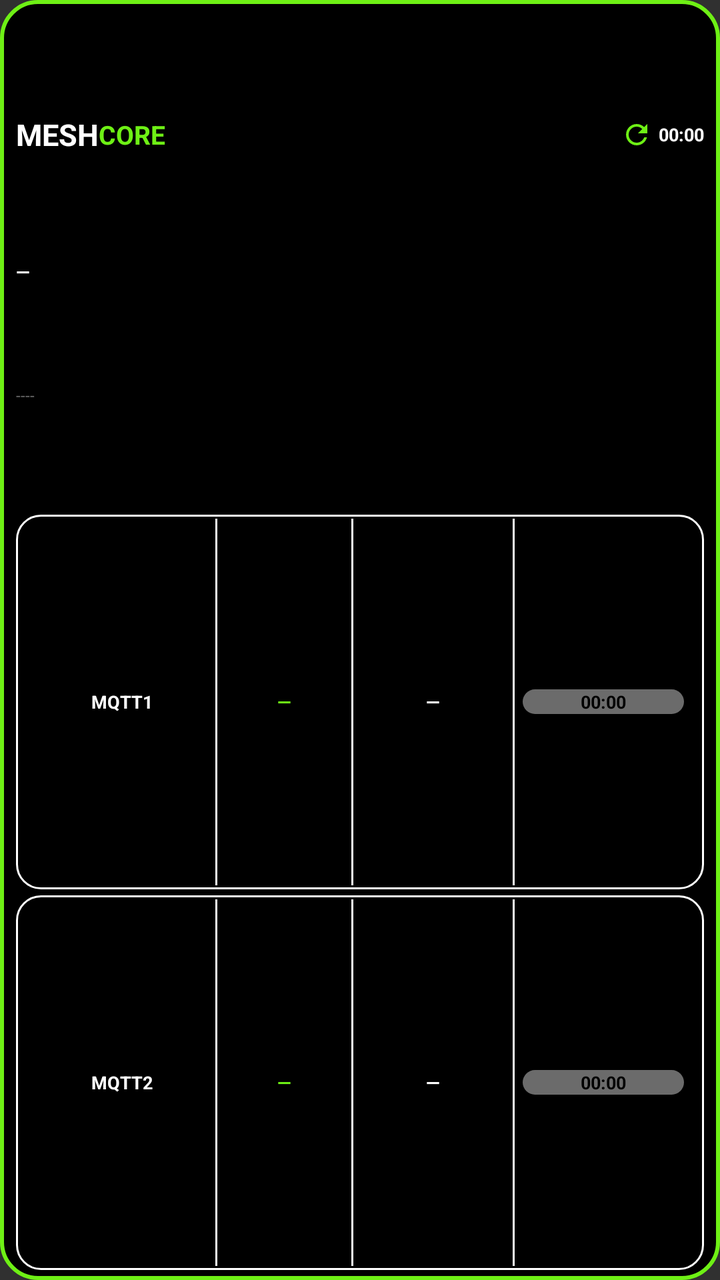
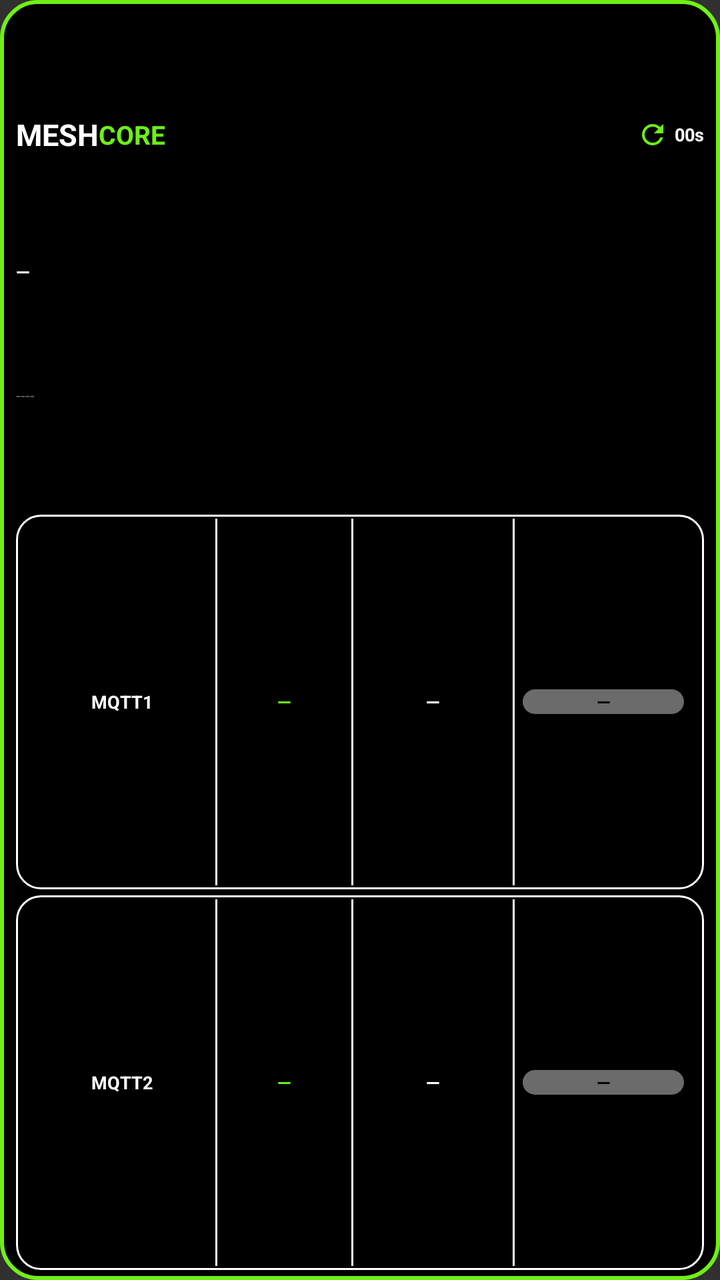

Two renders of the same Android screen: before a commit and after it. Below are the layout's source before the change and the commit's diff.
<!-- AndroidManifest.xml: application theme android:Theme.Material.NoActionBar -->
<!-- res/layout/widget_observer_compact.xml -->
<?xml version="1.0" encoding="utf-8"?>
<LinearLayout xmlns:android="http://schemas.android.com/apk/res/android"
    android:id="@+id/widget_root"
    android:layout_width="match_parent"
    android:layout_height="match_parent"
    android:orientation="vertical"
    android:paddingStart="8dp" android:paddingEnd="8dp" android:paddingTop="5dp" android:paddingBottom="5dp"
    android:background="@drawable/widget_bg">

    <LinearLayout android:layout_width="match_parent" android:layout_height="0dp" android:layout_weight="2"
        android:orientation="horizontal" android:gravity="center_vertical">
        <TextView android:layout_width="wrap_content" android:layout_height="wrap_content" android:text="MESH" android:textColor="#FFFFFF" android:textStyle="bold" android:textSize="15sp" android:maxLines="1"/>
        <TextView android:layout_width="wrap_content" android:layout_height="wrap_content" android:text="CORE" android:textColor="#6EF015" android:textStyle="bold" android:textSize="13sp" android:maxLines="1"/>
        <FrameLayout android:layout_width="0dp" android:layout_height="1dp" android:layout_weight="1"/>
        <ImageView android:id="@+id/refresh_icon" android:layout_width="16dp" android:layout_height="16dp" android:layout_marginStart="6dp"
            android:src="@drawable/ic_refresh" android:contentDescription="@null"/>
        <ProgressBar android:id="@+id/refresh_spinner" style="?android:attr/progressBarStyleSmall"
            android:layout_width="16dp" android:layout_height="16dp" android:indeterminate="true"
            android:indeterminateTint="#FFFF9500" android:visibility="gone"/>
        <Chronometer android:id="@+id/interval_text" android:layout_width="wrap_content" android:layout_height="wrap_content"
            android:layout_marginStart="3dp" android:text="00:15" android:textColor="#FFFFFF" android:textStyle="bold" android:textSize="9sp" android:maxLines="1"/>
    </LinearLayout>

    <LinearLayout android:layout_width="match_parent" android:layout_height="0dp" android:layout_weight="2"
        android:orientation="vertical" android:gravity="center_vertical">
        <TextView android:id="@+id/obs_name" android:layout_width="match_parent" android:layout_height="0dp" android:layout_weight="1"
            android:text="—" android:textColor="#FFFFFF" android:textStyle="bold" android:textSize="9sp" android:maxLines="1" android:ellipsize="end"/>
        <TextView android:id="@+id/obs_hash" android:layout_width="match_parent" android:layout_height="0dp" android:layout_weight="1"
            android:text="----" android:textColor="#6B6B6B" android:textSize="8sp" android:maxLines="1" android:ellipsize="end"/>
    </LinearLayout>

    <LinearLayout android:layout_width="match_parent" android:layout_height="0dp" android:layout_weight="3"
        android:layout_marginTop="3dp" android:orientation="horizontal" android:gravity="center_vertical"
        android:background="@drawable/card_outline" android:paddingStart="6dp" android:paddingEnd="6dp" android:paddingTop="2dp" android:paddingBottom="2dp">
        <LinearLayout android:layout_width="0dp" android:layout_height="wrap_content" android:layout_weight="3.5" android:orientation="vertical">
            <TextView android:layout_width="match_parent" android:layout_height="wrap_content" android:id="@+id/m1_title" android:text="MQTT1" android:textColor="#FFFFFF" android:textStyle="bold" android:gravity="center" android:textSize="9sp" android:maxLines="1"/>
        </LinearLayout>
        <FrameLayout android:layout_width="1dp" android:layout_height="match_parent" android:background="#FFFFFF"/>
        <TextView android:id="@+id/m1_hour" android:layout_width="0dp" android:layout_height="wrap_content" android:layout_weight="2.5" android:gravity="center" android:text="—" android:textColor="#6EF015" android:textStyle="bold" android:textSize="9sp" android:maxLines="1" android:autoSizeTextType="uniform" android:autoSizeMinTextSize="5sp" android:autoSizeMaxTextSize="9sp" android:autoSizeStepGranularity="1sp"/>
        <LinearLayout android:id="@+id/m1_total_col" android:layout_width="0dp" android:layout_height="match_parent" android:layout_weight="3" android:orientation="horizontal" android:gravity="center_vertical">
            <FrameLayout android:layout_width="1dp" android:layout_height="match_parent" android:background="#FFFFFF"/>
            <TextView android:id="@+id/m1_total" android:layout_width="0dp" android:layout_height="wrap_content" android:layout_weight="1" android:gravity="center" android:text="—" android:textColor="#FFFFFF" android:textStyle="bold" android:textSize="9sp" android:maxLines="1" android:autoSizeTextType="uniform" android:autoSizeMinTextSize="5sp" android:autoSizeMaxTextSize="9sp" android:autoSizeStepGranularity="1sp"/>
        </LinearLayout>
        <FrameLayout android:layout_width="1dp" android:layout_height="match_parent" android:background="#FFFFFF"/>
        <Chronometer android:id="@+id/m1_last" android:layout_width="0dp" android:layout_height="wrap_content" android:layout_weight="3" android:layout_marginStart="4dp" android:layout_marginEnd="4dp" android:gravity="center" android:background="@drawable/pill_gray" android:text="—" android:textColor="#000000" android:textStyle="bold" android:textSize="9sp" android:maxLines="1" android:autoSizeTextType="uniform" android:autoSizeMinTextSize="7sp" android:autoSizeMaxTextSize="9sp" android:autoSizeStepGranularity="1sp"/>
    </LinearLayout>

    <LinearLayout android:layout_width="match_parent" android:layout_height="0dp" android:layout_weight="3"
        android:layout_marginTop="3dp" android:orientation="horizontal" android:gravity="center_vertical"
        android:background="@drawable/card_outline" android:paddingStart="6dp" android:paddingEnd="6dp" android:paddingTop="2dp" android:paddingBottom="2dp">
        <LinearLayout android:layout_width="0dp" android:layout_height="wrap_content" android:layout_weight="3.5" android:orientation="vertical">
            <TextView android:layout_width="match_parent" android:layout_height="wrap_content" android:id="@+id/m2_title" android:text="MQTT2" android:textColor="#FFFFFF" android:textStyle="bold" android:gravity="center" android:textSize="9sp" android:maxLines="1" android:autoSizeTextType="uniform" android:autoSizeMinTextSize="7sp" android:autoSizeMaxTextSize="9sp" android:autoSizeStepGranularity="1sp"/>
        </LinearLayout>
        <FrameLayout android:layout_width="1dp" android:layout_height="match_parent" android:background="#FFFFFF"/>
        <TextView android:id="@+id/m2_hour" android:layout_width="0dp" android:layout_height="wrap_content" android:layout_weight="2.5" android:gravity="center" android:text="—" android:textColor="#6EF015" android:textStyle="bold" android:textSize="9sp" android:maxLines="1" android:autoSizeTextType="uniform" android:autoSizeMinTextSize="5sp" android:autoSizeMaxTextSize="9sp" android:autoSizeStepGranularity="1sp"/>
        <LinearLayout android:id="@+id/m2_total_col" android:layout_width="0dp" android:layout_height="match_parent" android:layout_weight="3" android:orientation="horizontal" android:gravity="center_vertical">
            <FrameLayout android:layout_width="1dp" android:layout_height="match_parent" android:background="#FFFFFF"/>
            <TextView android:id="@+id/m2_total" android:layout_width="0dp" android:layout_height="wrap_content" android:layout_weight="1" android:gravity="center" android:text="—" android:textColor="#FFFFFF" android:textStyle="bold" android:textSize="9sp" android:maxLines="1" android:autoSizeTextType="uniform" android:autoSizeMinTextSize="5sp" android:autoSizeMaxTextSize="9sp" android:autoSizeStepGranularity="1sp"/>
        </LinearLayout>
        <FrameLayout android:layout_width="1dp" android:layout_height="match_parent" android:background="#FFFFFF"/>
        <Chronometer android:id="@+id/m2_last" android:layout_width="0dp" android:layout_height="wrap_content" android:layout_weight="3" android:layout_marginStart="4dp" android:layout_marginEnd="4dp" android:gravity="center" android:background="@drawable/pill_gray" android:text="—" android:textColor="#000000" android:textStyle="bold" android:textSize="9sp" android:maxLines="1" android:autoSizeTextType="uniform" android:autoSizeMinTextSize="7sp" android:autoSizeMaxTextSize="9sp" android:autoSizeStepGranularity="1sp"/>
    </LinearLayout>
</LinearLayout>
<!-- resources referenced by this layout -->
<resources>
  <!-- drawable card_outline (drawable) -->
  <?xml version="1.0" encoding="utf-8"?>
  <shape xmlns:android="http://schemas.android.com/apk/res/android" android:shape="rectangle">
      <solid android:color="#000000"/>
      <stroke android:width="1dp" android:color="#FFFFFF"/>
      <corners android:radius="12dp"/>
  </shape>
  <!-- drawable ic_refresh (drawable) -->
  <?xml version="1.0" encoding="utf-8"?>
  <vector xmlns:android="http://schemas.android.com/apk/res/android" android:width="24dp" android:height="24dp" android:viewportWidth="24" android:viewportHeight="24">
      <path android:fillColor="#6EF015" android:pathData="M17.65,6.35C16.2,4.9 14.21,4 12,4c-4.42,0 -7.99,3.58 -7.99,8s3.57,8 7.99,8c3.73,0 6.84,-2.55 7.73,-6h-2.08c-0.82,2.33 -3.04,4 -5.65,4 -3.31,0 -6,-2.69 -6,-6s2.69,-6 6,-6c1.66,0 3.14,0.69 4.22,1.78L13,11h7V4l-2.35,2.35z"/>
  </vector>
  <!-- drawable pill_gray (drawable) -->
  <?xml version="1.0" encoding="utf-8"?>
  <shape xmlns:android="http://schemas.android.com/apk/res/android" android:shape="rectangle">
      <solid android:color="#6B6B6B"/>
      <corners android:radius="11dp"/>
  </shape>
  <!-- drawable widget_bg (drawable) -->
  <?xml version="1.0" encoding="utf-8"?>
  <shape xmlns:android="http://schemas.android.com/apk/res/android" android:shape="rectangle">
      <solid android:color="#000000"/>
      <stroke android:width="2dp" android:color="#6EF015"/>
      <corners android:radius="18dp"/>
  </shape>
</resources>

<!-- the commit's change to res/layout/widget_observer_compact.xml (unified diff, before → after) -->
@@ -17,8 +17,8 @@
         <ProgressBar android:id="@+id/refresh_spinner" style="?android:attr/progressBarStyleSmall"
             android:layout_width="16dp" android:layout_height="16dp" android:indeterminate="true"
             android:indeterminateTint="#FFFF9500" android:visibility="gone"/>
-        <Chronometer android:id="@+id/interval_text" android:layout_width="wrap_content" android:layout_height="wrap_content"
-            android:layout_marginStart="3dp" android:text="00:15" android:textColor="#FFFFFF" android:textStyle="bold" android:textSize="9sp" android:maxLines="1"/>
+        <TextView android:id="@+id/interval_text" android:layout_width="wrap_content" android:layout_height="wrap_content"
+            android:layout_marginStart="3dp" android:text="00s" android:textColor="#FFFFFF" android:textStyle="bold" android:textSize="9sp" android:maxLines="1"/>
     </LinearLayout>
 
     <LinearLayout android:layout_width="match_parent" android:layout_height="0dp" android:layout_weight="2"
@@ -42,7 +42,7 @@
             <TextView android:id="@+id/m1_total" android:layout_width="0dp" android:layout_height="wrap_content" android:layout_weight="1" android:gravity="center" android:text="—" android:textColor="#FFFFFF" android:textStyle="bold" android:textSize="9sp" android:maxLines="1" android:autoSizeTextType="uniform" android:autoSizeMinTextSize="5sp" android:autoSizeMaxTextSize="9sp" android:autoSizeStepGranularity="1sp"/>
         </LinearLayout>
         <FrameLayout android:layout_width="1dp" android:layout_height="match_parent" android:background="#FFFFFF"/>
-        <Chronometer android:id="@+id/m1_last" android:layout_width="0dp" android:layout_height="wrap_content" android:layout_weight="3" android:layout_marginStart="4dp" android:layout_marginEnd="4dp" android:gravity="center" android:background="@drawable/pill_gray" android:text="—" android:textColor="#000000" android:textStyle="bold" android:textSize="9sp" android:maxLines="1" android:autoSizeTextType="uniform" android:autoSizeMinTextSize="7sp" android:autoSizeMaxTextSize="9sp" android:autoSizeStepGranularity="1sp"/>
+        <TextView android:id="@+id/m1_last" android:layout_width="0dp" android:layout_height="wrap_content" android:layout_weight="3" android:layout_marginStart="4dp" android:layout_marginEnd="4dp" android:gravity="center" android:background="@drawable/pill_gray" android:text="—" android:textColor="#000000" android:textStyle="bold" android:textSize="9sp" android:maxLines="1" android:autoSizeTextType="uniform" android:autoSizeMinTextSize="7sp" android:autoSizeMaxTextSize="9sp" android:autoSizeStepGranularity="1sp"/>
     </LinearLayout>
 
     <LinearLayout android:layout_width="match_parent" android:layout_height="0dp" android:layout_weight="3"
@@ -58,6 +58,6 @@
             <TextView android:id="@+id/m2_total" android:layout_width="0dp" android:layout_height="wrap_content" android:layout_weight="1" android:gravity="center" android:text="—" android:textColor="#FFFFFF" android:textStyle="bold" android:textSize="9sp" android:maxLines="1" android:autoSizeTextType="uniform" android:autoSizeMinTextSize="5sp" android:autoSizeMaxTextSize="9sp" android:autoSizeStepGranularity="1sp"/>
         </LinearLayout>
         <FrameLayout android:layout_width="1dp" android:layout_height="match_parent" android:background="#FFFFFF"/>
-        <Chronometer android:id="@+id/m2_last" android:layout_width="0dp" android:layout_height="wrap_content" android:layout_weight="3" android:layout_marginStart="4dp" android:layout_marginEnd="4dp" android:gravity="center" android:background="@drawable/pill_gray" android:text="—" android:textColor="#000000" android:textStyle="bold" android:textSize="9sp" android:maxLines="1" android:autoSizeTextType="uniform" android:autoSizeMinTextSize="7sp" android:autoSizeMaxTextSize="9sp" android:autoSizeStepGranularity="1sp"/>
+        <TextView android:id="@+id/m2_last" android:layout_width="0dp" android:layout_height="wrap_content" android:layout_weight="3" android:layout_marginStart="4dp" android:layout_marginEnd="4dp" android:gravity="center" android:background="@drawable/pill_gray" android:text="—" android:textColor="#000000" android:textStyle="bold" android:textSize="9sp" android:maxLines="1" android:autoSizeTextType="uniform" android:autoSizeMinTextSize="7sp" android:autoSizeMaxTextSize="9sp" android:autoSizeStepGranularity="1sp"/>
     </LinearLayout>
 </LinearLayout>
